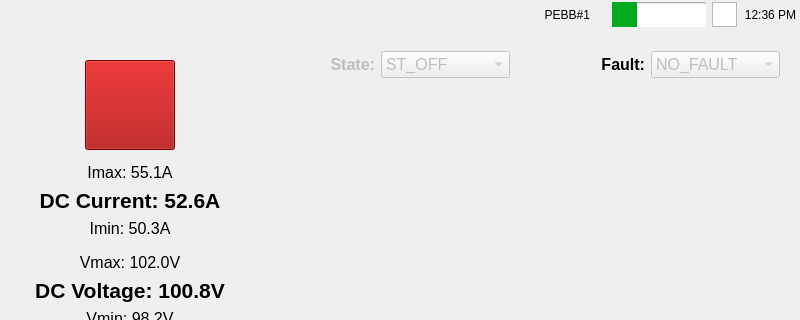
ChauLe19/MDE_HMI, file mainwindow.ui: the form before one commit; both pictures show x 0 to 800 and y 0 to 320 of the 800 by 480 pixel window.
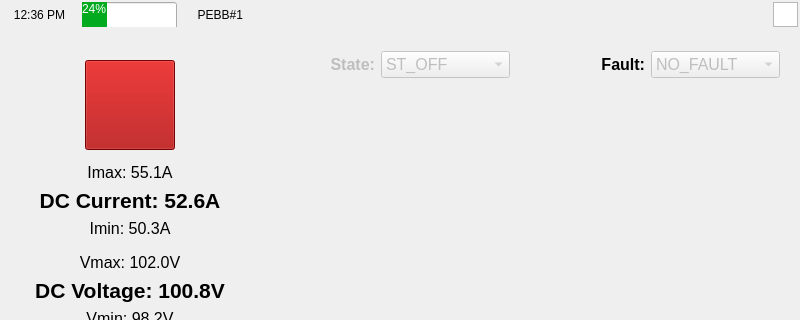
The form after the commit. Icons and pictures are not drawn.

```diff
--- a/mainwindow.ui
+++ b/mainwindow.ui
@@ -86,7 +86,7 @@
           </property>
           <property name="geometry">
            <rect>
-            <x>610</x>
+            <x>80</x>
             <y>0</y>
             <width>95</width>
             <height>28</height>
@@ -118,7 +118,7 @@
            <number>24</number>
           </property>
           <property name="textVisible">
-           <bool>false</bool>
+           <bool>true</bool>
           </property>
           <property name="invertedAppearance">
            <bool>false</bool>
@@ -127,7 +127,7 @@
          <widget class="QLabel" name="PEBBIdLabel">
           <property name="geometry">
            <rect>
-            <x>527</x>
+            <x>180</x>
             <y>0</y>
             <width>61</width>
             <height>25</height>
@@ -140,6 +140,28 @@
            <set>Qt::AlignRight|Qt::AlignTrailing|Qt::AlignVCenter</set>
           </property>
          </widget>
+         <widget class="QLabel" name="TimeLabel">
+          <property name="geometry">
+           <rect>
+            <x>10</x>
+            <y>0</y>
+            <width>55</width>
+            <height>25</height>
+           </rect>
+          </property>
+          <property name="maximumSize">
+           <size>
+            <width>55</width>
+            <height>16777215</height>
+           </size>
+          </property>
+          <property name="text">
+           <string>12:36 PM</string>
+          </property>
+          <property name="alignment">
+           <set>Qt::AlignCenter</set>
+          </property>
+         </widget>
         </widget>
        </item>
        <item>
@@ -161,22 +183,6 @@
          </property>
         </widget>
        </item>
-       <item>
-        <widget class="QLabel" name="TimeLabel">
-         <property name="maximumSize">
-          <size>
-           <width>55</width>
-           <height>16777215</height>
-          </size>
-         </property>
-         <property name="text">
-          <string>12:36 PM</string>
-         </property>
-         <property name="alignment">
-          <set>Qt::AlignCenter</set>
-         </property>
-        </widget>
-       </item>
       </layout>
      </widget>
     </item>
```
